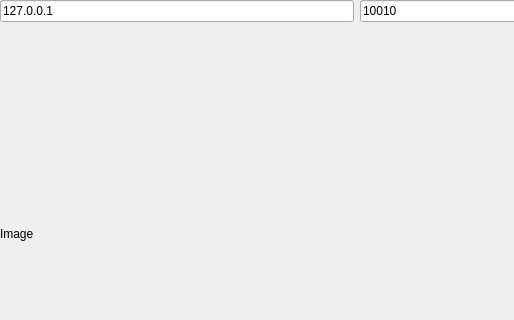
Old version of the form PCameraClient/dialog.ui in the repository hondodo/PCamera; both pictures show x 0 to 514 and y 0 to 320 of the 800 by 480 pixel window.
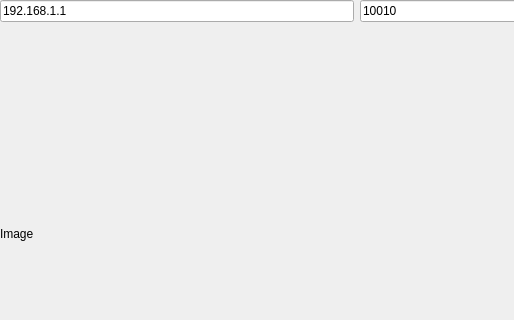
New version of the form. Custom widgets are drawn as their Qt base class.

```diff
--- a/PCameraClient/dialog.ui
+++ b/PCameraClient/dialog.ui
@@ -113,7 +113,7 @@
       <item>
        <widget class="QLineEdit" name="lineEditIP">
         <property name="text">
-         <string>127.0.0.1</string>
+         <string>192.168.1.1</string>
         </property>
        </widget>
       </item>
```
